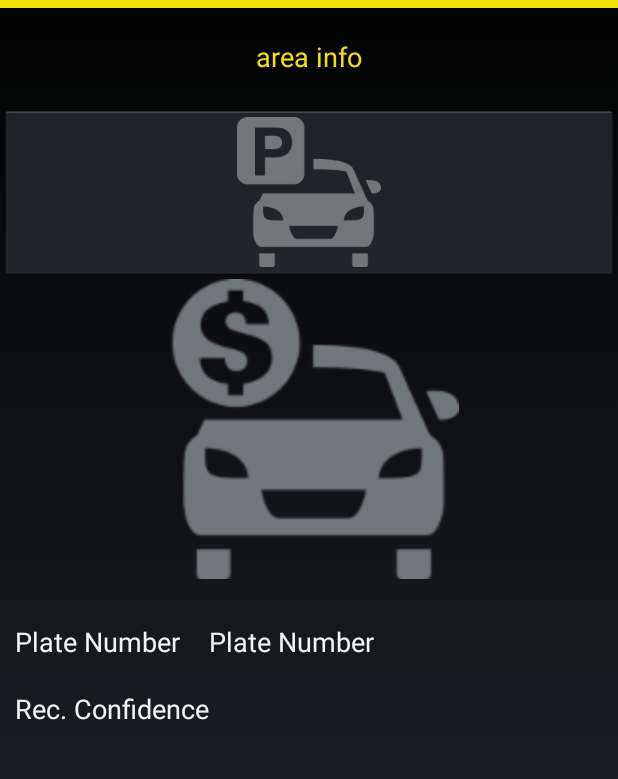
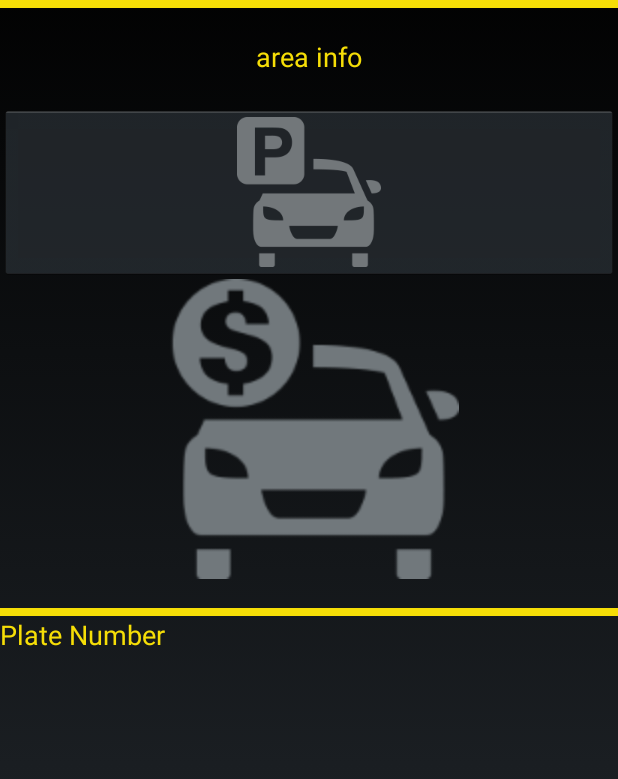
Before and after one commit to amalm/tibano, an Android app: the screen it shows after launch (MainActivity), on a phone screen of 412 x 824 dp, the part 60-839 px from its top. Run offline under Robolectric (Android 15) with nearby library versions, the phone set to English and light mode, and no system bars.

Commit message:
plate number text view

```diff
--- a/mobile/app/src/main/java/org/openalpr/app/MainActivity.java
+++ b/mobile/app/src/main/java/org/openalpr/app/MainActivity.java
@@ -462,7 +462,7 @@ public class MainActivity extends Activity implements AsyncListener<AlprResult>
     */
 
     public void setConfidence(double confidence) {
-        this.confidence.setText(String.format("%.0f", confidence, " %"));
+        this.confidence.setText(String.format(" (%.0f %% confidence)", confidence, " %"));
     }
 
     private void setErrorText(String text) {
--- a/mobile/app/src/main/res/layout/activity_main.xml
+++ b/mobile/app/src/main/res/layout/activity_main.xml
@@ -69,6 +69,12 @@
         android:layout_gravity="center_horizontal"
         android:textColor="@android:color/holo_red_dark"/>
 
+    <FrameLayout
+        android:layout_width="match_parent"
+        android:layout_height="5dp"
+        android:background="@color/skidataYellow">
+    </FrameLayout>
+
     <TableLayout
         android:layout_width="match_parent"
         android:layout_height="wrap_content" >
@@ -77,15 +83,7 @@
             android:id="@+id/tableRow1"
             android:layout_width="wrap_content"
             android:layout_height="wrap_content"
-            android:layout_margin="10dp" >
-
-            <TextView
-                android:id="@+id/plateLabel"
-                android:layout_width="wrap_content"
-                android:layout_height="wrap_content"
-                android:text="@string/plate_label"
-                android:textAppearance="?android:attr/textAppearanceMedium"
-                android:layout_gravity="center_vertical" />
+            android:layout_gravity="center_horizontal|center">
 
             <TextView
                 android:id="@+id/tvPlateNumber"
@@ -93,24 +91,8 @@
                 android:layout_height="wrap_content"
                 android:text="@string/plate_label"
                 android:textAppearance="?android:attr/textAppearanceMedium"
-                android:layout_gravity="center_vertical" />
-
-        </TableRow>
-
-
-        <TableRow
-            android:id="@+id/tableRow1"
-            android:layout_width="wrap_content"
-            android:layout_height="wrap_content"
-            android:layout_margin="10dp" >
-
-            <TextView
-                android:id="@+id/plateConfidenceLabel"
-                android:layout_width="wrap_content"
-                android:layout_height="wrap_content"
-                android:text="@string/plate_confidence"
-                android:textAppearance="?android:attr/textAppearanceMedium"
-                android:layout_gravity="center_vertical" />
+                android:layout_gravity="center_horizontal|center"
+                android:textColor="@color/skidataYellow" />
 
             <TextView
                 android:id="@+id/tvPlateConfidence"
@@ -122,8 +104,9 @@
 
         </TableRow>
 
+    </TableLayout>
 
-    </TableLayout>
+
 
     <LinearLayout
         android:orientation="horizontal"
@@ -132,9 +115,10 @@
         android:layout_gravity="center_horizontal" android:layout_marginTop="10dp">
 
         <ImageView
-            android:layout_width="50dp"
-            android:layout_height="50dp"
-            android:id="@+id/imageView" />
+            android:layout_width="match_parent"
+            android:layout_height="match_parent"
+            android:id="@+id/imageView"
+            />
     </LinearLayout>
 
 </LinearLayout>
```
